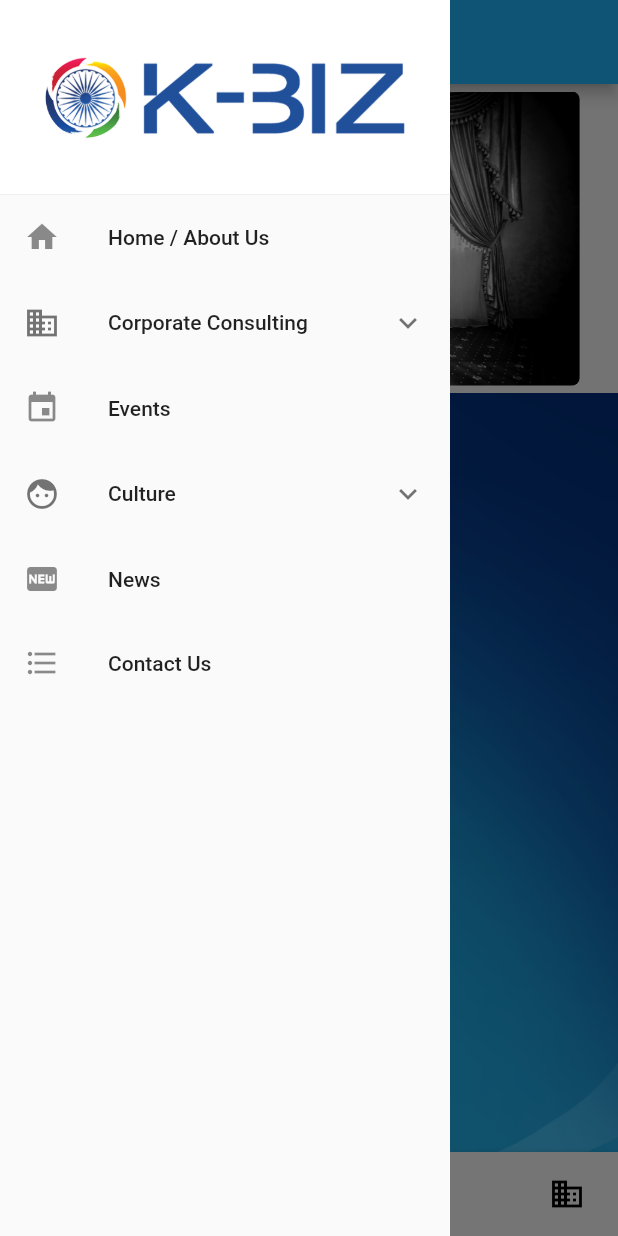
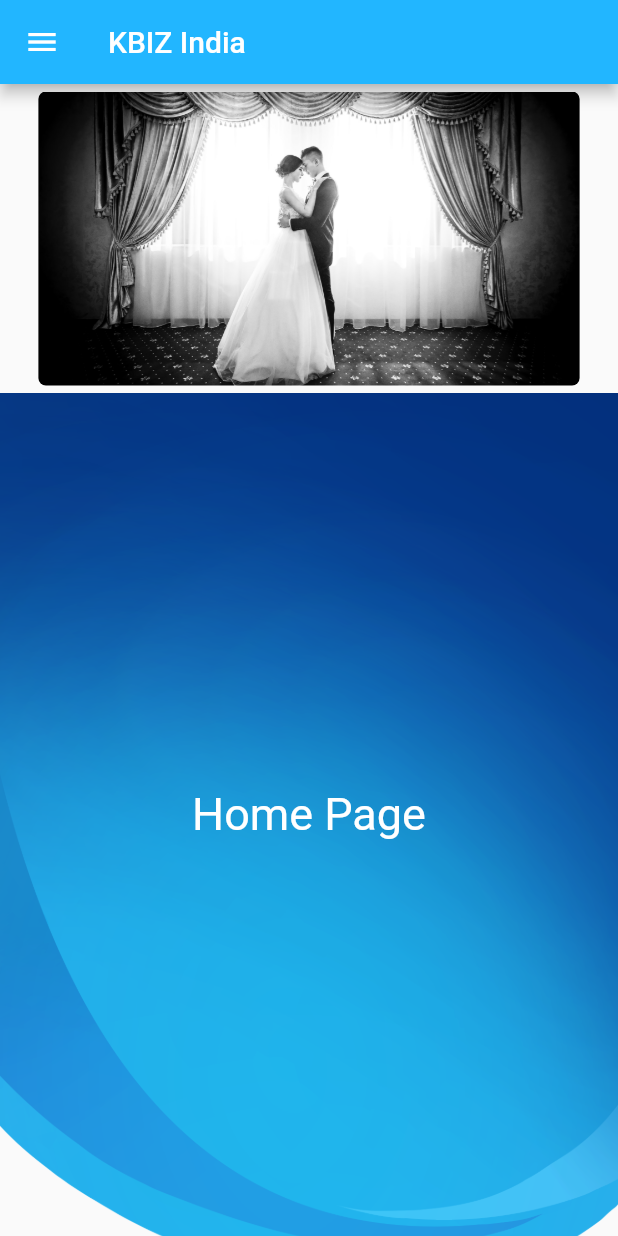
Before and after one commit to bobbohee/kbiz-india, a Flutter app: the screen it shows after launch, in the side drawer, after a tap on "Home / About Us", on a phone screen of 412 x 824 dp. Run offline on Flutter 3.47's test engine with Material 2 defaults, Android fonts, the phone set to English and light mode, and no system bars; drawn by our look-alikes of carousel_slider; our stand-ins replace flutter_form_builder, splashscreen.

Commit message:
Feat : click the side menu move screen, contact, modules :innocent:

```diff
--- a/lib/main.dart
+++ b/lib/main.dart
@@ -1,9 +1,9 @@
 import 'package:flutter/material.dart';
 
-import './routes/my_splash.dart';
+import './routes/splash_route.dart';
 
 void main() => runApp(
   new MaterialApp(
-    home: new MySplash()
+    home: new SplashRoute()
   )
 );
--- /dev/null
+++ b/lib/routes/home_route.dart
@@ -0,0 +1,22 @@
+import 'package:flutter/material.dart';
+
+import './modules/my_home.dart';
+import './modules/my_menu.dart';
+
+final Color mainColor = Color(0xff22b6ff);
+
+class HomeRoute extends StatelessWidget {
+
+  @override
+  Widget build(BuildContext context) {
+
+    return new Scaffold(
+      appBar: new AppBar(
+        title: new Text("KBIZ India"),
+        backgroundColor: Color(0xff22b6ff),
+      ),
+      body: MyHome(),
+      drawer: MyMenu()
+    );
+  }
+}
--- /dev/null
+++ b/lib/routes/modules/my_menu.dart
@@ -0,0 +1,42 @@
+import 'package:flutter/material.dart';
+
+import './my_tile.dart';
+
+class MyMenu extends StatelessWidget {
+
+  @override
+  Widget build(BuildContext context) {
+
+    final Container menu = Container(
+      width: 300.0,
+      child: Column(
+        children: <Widget>[
+          Container(
+            color: Colors.white,
+            height: 130.0,
+            child: DrawerHeader(
+              margin: EdgeInsets.all(0.0),
+              padding: EdgeInsets.symmetric(
+                horizontal: 30.0
+              ),
+              child: Image.asset('assets/images/logos/logo-600.png'),
+            ),
+          ),
+          Expanded(
+            child: Container(
+              alignment: Alignment.topLeft,
+              color: Color(0xfffafafa),
+              child: ListView.builder(
+                itemBuilder: (BuildContext context, int index) => MyTileItem(myTile[index], context),
+                itemCount: myTile.length,
+                padding: EdgeInsets.all(0.0),
+              ),
+            ),
+          ),
+        ]
+      ),
+    );
+
+    return menu;
+  }
+}
--- a/lib/routes/homes/my_slide.dart
+++ b/lib/routes/modules/my_slide.dart
@@ -9,8 +9,7 @@ class MySlide extends StatelessWidget {
   @override
   Widget build(BuildContext context) {
 
-    //Auto playing carousel
-    final CarouselSlider autoPlayDemo = CarouselSlider(
+    final CarouselSlider slide = CarouselSlider(
       viewportFraction: 0.9,
       aspectRatio: 2.0,
       autoPlay: true,
@@ -32,6 +31,6 @@ class MySlide extends StatelessWidget {
       ).toList(),
     );
 
-    return autoPlayDemo;
+    return slide;
   }
 }
--- a/lib/routes/navigations/my_tile.dart
+++ b/lib/routes/modules/my_tile.dart
@@ -1,16 +1,30 @@
 import 'package:flutter/material.dart';
 
+import '../home_route.dart';
+import '../events_route.dart';
+import '../news_route.dart';
+import '../contact_us_route.dart';
+
 class MyTileItem extends StatelessWidget {
-  const MyTileItem(this.title);
+  const MyTileItem(this.title, this.context);
 
   final MyTile title;
+  final BuildContext context;
 
   Widget _buildTiles(MyTile root) {
     if (root.children.isEmpty)
       return ListTile(
         title: Text(root.title),
         leading: Icon(root.icon),
-        onTap: root.onTap,
+        onTap: () {
+          Navigator.pop(context);
+          Navigator.push(
+            context,
+            MaterialPageRoute(
+              builder: (context) => root.pushFile,
+            )
+          );
+        },
       );
     return ExpansionTile(
       key: PageStorageKey<MyTile>(root),
@@ -24,7 +38,6 @@ class MyTileItem extends StatelessWidget {
   @override
   Widget build(BuildContext context) {
     context = context;
-    print(context);
     return _buildTiles(title);
   }
 }
@@ -34,23 +47,20 @@ class MyTile {
     this.title,
     this.icon,
     this.children = const <MyTile>[],
-    this.onTap,
+    this.pushFile,
   });
 
   final String title;
   final IconData icon;
   final List<MyTile> children;
-  final GestureTapCallback onTap;
+  final Object pushFile;
 }
-
 
 final List<MyTile> myTile = <MyTile>[
   MyTile(
     title: 'Home / About Us',
     icon: Icons.home,
-    onTap: () {
-      print('object');
-    }
+    pushFile: HomeRoute(),
   ),
   MyTile(
     title: 'Corporate Consulting',
@@ -67,7 +77,8 @@ final List<MyTile> myTile = <MyTile>[
   ),
   MyTile(
     title: 'Events',
-    icon: Icons.event
+    icon: Icons.event,
+    pushFile: EventsRoute(),
   ),
   MyTile(
     title: 'Culture',
@@ -106,10 +117,12 @@ final List<MyTile> myTile = <MyTile>[
   ),
   MyTile(
     title: 'News',
-    icon: Icons.fiber_new
+    icon: Icons.fiber_new,
+    pushFile: NewsRoute(),
   ),
   MyTile(
     title: 'Contact Us',
-    icon: Icons.format_list_bulleted
+    icon: Icons.format_list_bulleted,
+    pushFile: ContactUsRoute(),
   )
 ];
--- a/lib/routes/my_main.dart
+++ /dev/null
@@ -1,52 +0,0 @@
-import 'package:flutter/material.dart';
-
-import './navigations/my_tab.dart';
-import './navigations/my_tile.dart';
-
-final Color mainColor = Color(0xff22b6ff);
-
-class MyMain extends StatelessWidget {
-
-  @override
-  Widget build(BuildContext context) {
-
-    return new Scaffold(
-      appBar: new AppBar(
-        title: new Text("KBIZ India"),
-        backgroundColor: mainColor,
-      ),
-      body: new MyTab(),
-      drawer: Container(
-        width: 300.0,
-        child: Column(
-          children: <Widget>[
-            Container(
-              color: Colors.white,
-              height: 130.0,
-              child: DrawerHeader(
-                margin: EdgeInsets.all(0.0),
-                padding: EdgeInsets.symmetric(
-                  horizontal: 30.0
-                ),
-                child: Image.asset(
-                  'assets/images/logos/logo-600.png',
-                ),
-              ),
-            ),
-            Expanded(
-              child: Container(
-                alignment: Alignment.topLeft,
-                color: Color(0xfffafafa),
-                child: ListView.builder(
-                  itemBuilder: (BuildContext context, int index) => MyTileItem(myTile[index]),
-                  itemCount: myTile.length,
-                  padding: EdgeInsets.all(0.0),
-                ),
-              ),
-            ),
-          ]
-        ),
-      )
-    );
-  }
-}
--- a/lib/routes/my_splash.dart
+++ b/lib/routes/splash_route.dart
@@ -1,15 +1,15 @@
 import 'package:flutter/material.dart';
 import 'package:splashscreen/splashscreen.dart';
 
-import './my_main.dart';
+import './home_route.dart';
 
-class MySplash extends StatefulWidget {
+class SplashRoute extends StatefulWidget {
 
   @override
-  _MySplashState createState() => new _MySplashState();
+  _SplashRouteState createState() => new _SplashRouteState();
 }
 
-class _MySplashState extends State<MySplash> {
+class _SplashRouteState extends State<SplashRoute> {
 
   @override
   Widget build(BuildContext context) {
@@ -27,7 +27,7 @@ class _MySplashState extends State<MySplash> {
       ),
       photoSize: 120.0,
       image: Image.asset('assets/images/logos/logo-600.png',),
-      navigateAfterSeconds: new MyMain(),
+      navigateAfterSeconds: new HomeRoute(),
     );
   }
 }
--- a/pubspec.yaml
+++ b/pubspec.yaml
@@ -12,6 +12,7 @@ dependencies:
   splashscreen:
   cupertino_icons: ^0.1.2
   carousel_slider: ^1.3.1
+  flutter_form_builder: ^3.5.4
 
 dev_dependencies:
   flutter_test:
@@ -21,9 +22,7 @@ flutter:
   uses-material-design: true
   assets:
     - lib/routes/
-    - lib/routes/homes/
-    - lib/routes/events/
-    - lib/routes/navigations/
+    - lib/routes/modules/
     - assets/images/logos/
     - assets/images/banners/
     - assets/images/contents/
```
Also changed, not shown: lib/routes/contact_us_route.dart (added, +99 -0 lines), lib/routes/events_route.dart (added, +20 -0 lines), lib/routes/modules/my_tab.dart (renamed from lib/routes/navigations/my_tab.dart, +3 -4 lines), lib/routes/news_route.dart (added, +18 -0 lines), lib/routes/modules/my_event.dart (renamed from lib/routes/events/my_event.dart), lib/routes/modules/my_home.dart (renamed from lib/routes/homes/my_home.dart), pubspec.lock.
